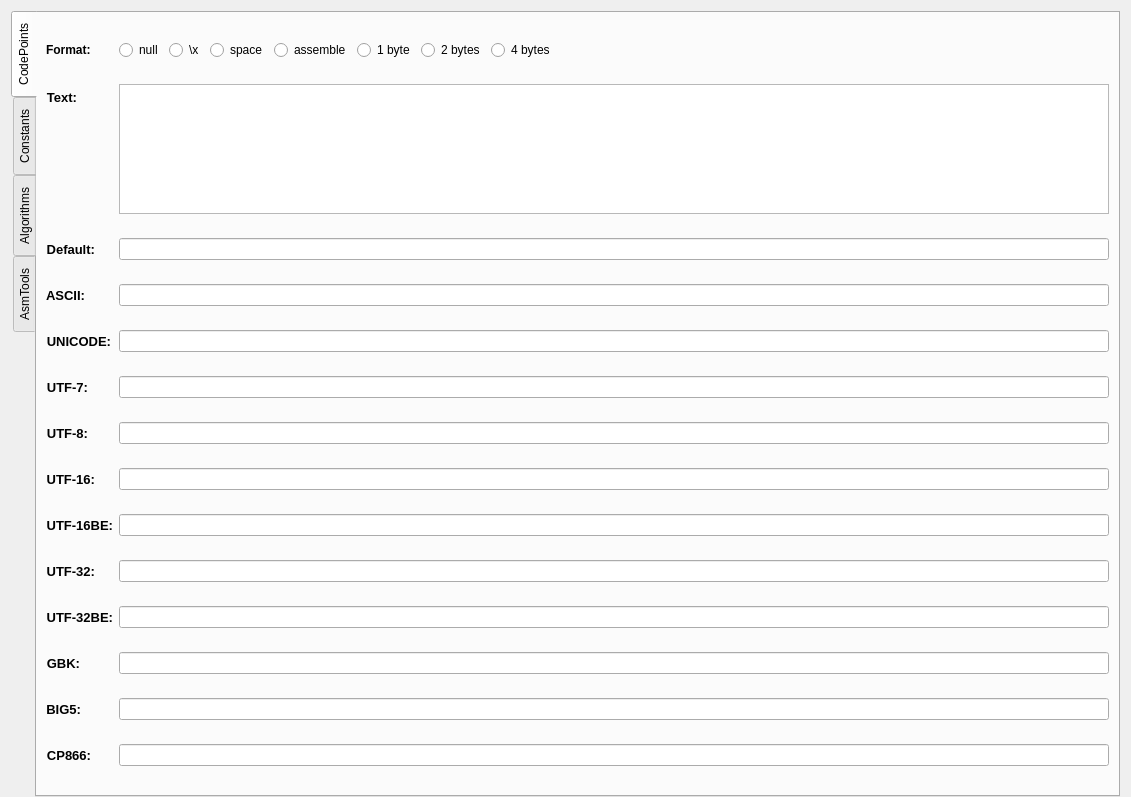
First picture: the form in src/OpenArk/ui/coderkit.ui, repository BlackINT3/OpenArk, before the edit.
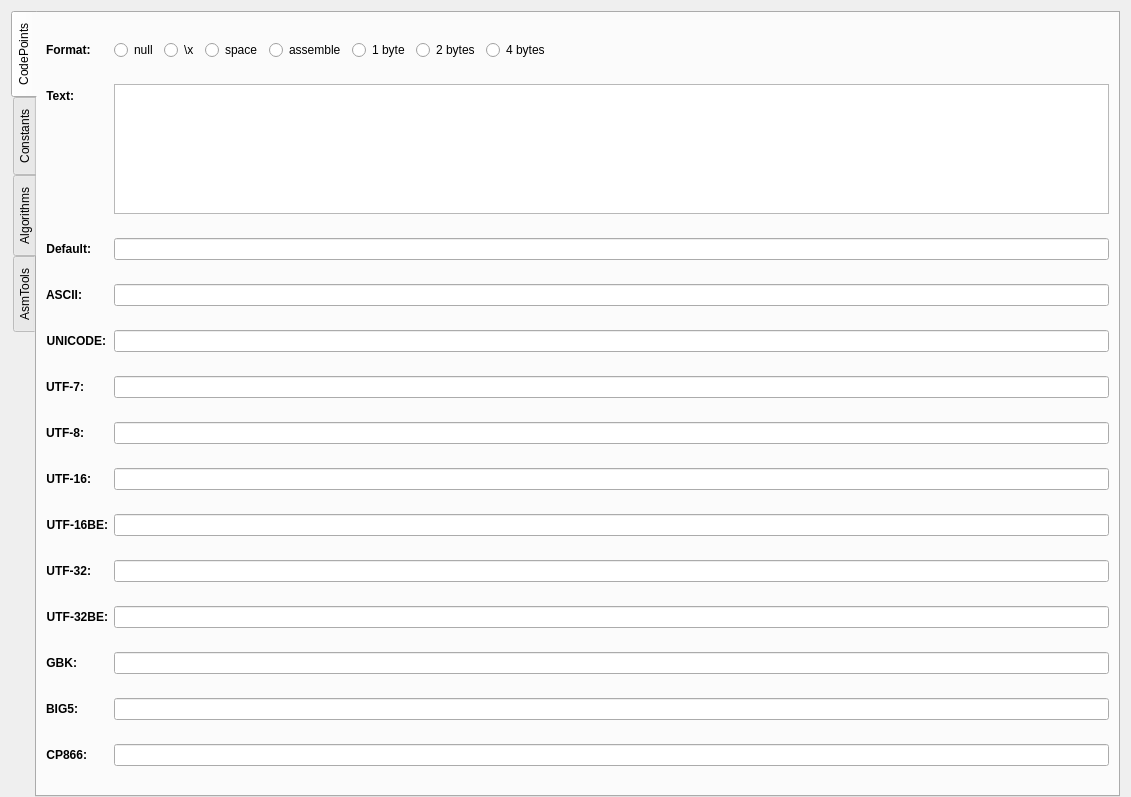
Second picture: the form after the edit. The open tabs and pages were chosen to show the change.

The edit to the form file:
```diff
--- a/src/OpenArk/ui/coderkit.ui
+++ b/src/OpenArk/ui/coderkit.ui
@@ -87,7 +87,6 @@
         <widget class="QLabel" name="label_3">
          <property name="font">
           <font>
-           <pointsize>10</pointsize>
            <weight>75</weight>
            <bold>true</bold>
           </font>
@@ -107,7 +106,6 @@
         <widget class="QLabel" name="label_2">
          <property name="font">
           <font>
-           <pointsize>10</pointsize>
            <weight>75</weight>
            <bold>true</bold>
           </font>
@@ -127,7 +125,6 @@
         <widget class="QLabel" name="label_4">
          <property name="font">
           <font>
-           <pointsize>10</pointsize>
            <weight>75</weight>
            <bold>true</bold>
           </font>
@@ -147,7 +144,6 @@
         <widget class="QLabel" name="label_5">
          <property name="font">
           <font>
-           <pointsize>10</pointsize>
            <weight>75</weight>
            <bold>true</bold>
           </font>
@@ -167,7 +163,6 @@
         <widget class="QLabel" name="label_6">
          <property name="font">
           <font>
-           <pointsize>10</pointsize>
            <weight>75</weight>
            <bold>true</bold>
           </font>
@@ -187,7 +182,6 @@
         <widget class="QLabel" name="label_7">
          <property name="font">
           <font>
-           <pointsize>10</pointsize>
            <weight>75</weight>
            <bold>true</bold>
           </font>
@@ -207,7 +201,6 @@
         <widget class="QLabel" name="label_8">
          <property name="font">
           <font>
-           <pointsize>10</pointsize>
            <weight>75</weight>
            <bold>true</bold>
           </font>
@@ -227,7 +220,6 @@
         <widget class="QLabel" name="label_9">
          <property name="font">
           <font>
-           <pointsize>10</pointsize>
            <weight>75</weight>
            <bold>true</bold>
           </font>
@@ -247,7 +239,6 @@
         <widget class="QLabel" name="label_10">
          <property name="font">
           <font>
-           <pointsize>10</pointsize>
            <weight>75</weight>
            <bold>true</bold>
           </font>
@@ -267,7 +258,6 @@
         <widget class="QLabel" name="label_11">
          <property name="font">
           <font>
-           <pointsize>10</pointsize>
            <weight>75</weight>
            <bold>true</bold>
           </font>
@@ -287,7 +277,6 @@
         <widget class="QLabel" name="label_12">
          <property name="font">
           <font>
-           <pointsize>10</pointsize>
            <weight>75</weight>
            <bold>true</bold>
           </font>
@@ -307,7 +296,6 @@
         <widget class="QLabel" name="label_13">
          <property name="font">
           <font>
-           <pointsize>10</pointsize>
            <weight>75</weight>
            <bold>true</bold>
           </font>
@@ -393,7 +381,6 @@
         <widget class="QLabel" name="label">
          <property name="font">
           <font>
-           <pointsize>10</pointsize>
            <weight>75</weight>
            <bold>true</bold>
           </font>
```
